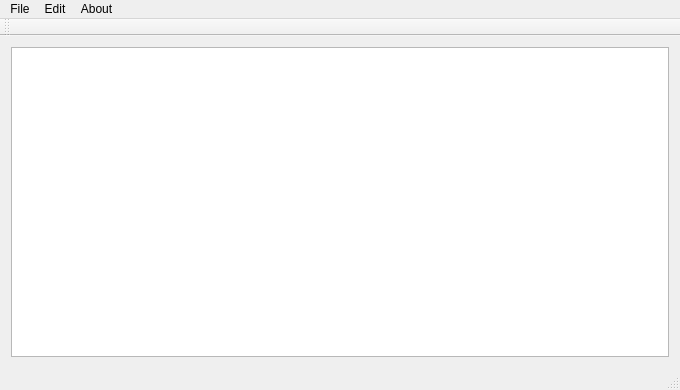
Before: the Qt Designer form Notepad/Notepad.ui in ElPountie/Notepad, drawn with Qt 5.
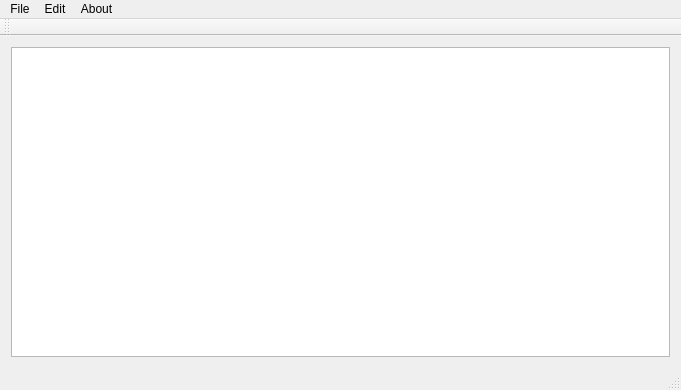
After: the same form once the commit is applied. Icons and pictures are not drawn.

```diff
--- a/Notepad/Notepad.ui
+++ b/Notepad/Notepad.ui
@@ -6,7 +6,7 @@
    <rect>
     <x>0</x>
     <y>0</y>
-    <width>680</width>
+    <width>681</width>
     <height>390</height>
    </rect>
   </property>
@@ -23,12 +23,21 @@
     </item>
    </layout>
   </widget>
+  <widget class="QToolBar" name="mainToolBar">
+   <attribute name="toolBarArea">
+    <enum>TopToolBarArea</enum>
+   </attribute>
+   <attribute name="toolBarBreak">
+    <bool>false</bool>
+   </attribute>
+  </widget>
+  <widget class="QStatusBar" name="statusBar"/>
   <widget class="QMenuBar" name="menuBar">
    <property name="geometry">
     <rect>
      <x>0</x>
      <y>0</y>
-     <width>680</width>
+     <width>681</width>
      <height>22</height>
     </rect>
    </property>
@@ -72,15 +81,6 @@
    <addaction name="menuEdit"/>
    <addaction name="menuAbout"/>
   </widget>
-  <widget class="QToolBar" name="mainToolBar">
-   <attribute name="toolBarArea">
-    <enum>TopToolBarArea</enum>
-   </attribute>
-   <attribute name="toolBarBreak">
-    <bool>false</bool>
-   </attribute>
-  </widget>
-  <widget class="QStatusBar" name="statusBar"/>
   <action name="actionNew">
    <property name="text">
     <string>&amp;New</string>
```
Left out of the diff: 65 changed lines with no effect on the pictures.
